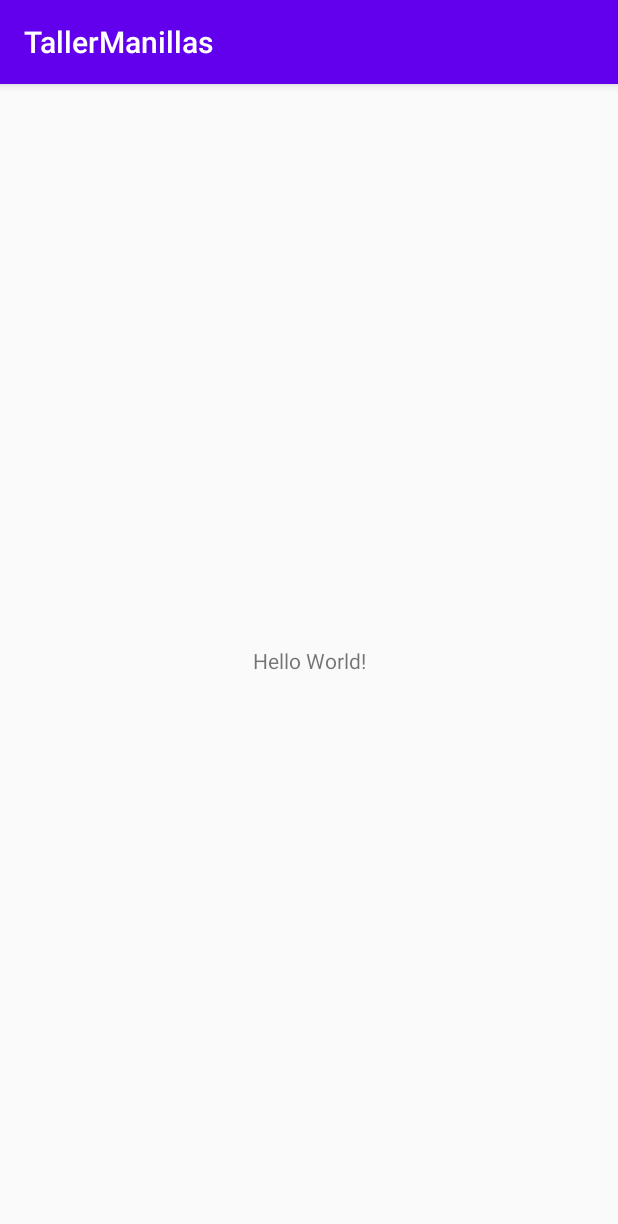
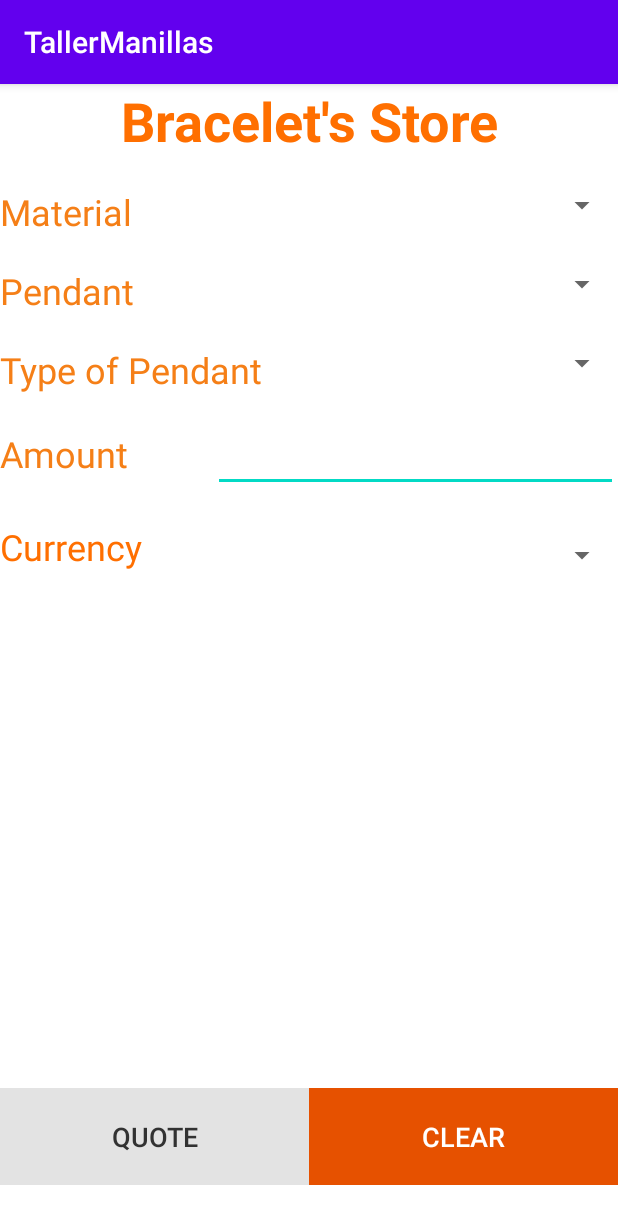
Before and after one commit to Jdrew92/TallerManillas, an Android app: the screen it shows after launch (MainActivity), on a phone screen of 412 x 824 dp. Shown: the top 1224 px of the screen. Run offline under Robolectric (Android 15) with nearby library versions, the phone set to English and light mode, and no system bars.

Commit message:
Interfaz Terminada y Bilingüe

```diff
--- a/app/build.gradle
+++ b/app/build.gradle
@@ -26,6 +26,7 @@ dependencies {
     implementation fileTree(dir: "libs", include: ["*.jar"])
     implementation 'androidx.appcompat:appcompat:1.2.0'
     implementation 'androidx.constraintlayout:constraintlayout:2.0.4'
+    implementation 'androidx.cardview:cardview:1.0.0'
     testImplementation 'junit:junit:4.12'
     androidTestImplementation 'androidx.test.ext:junit:1.1.2'
     androidTestImplementation 'androidx.test.espresso:espresso-core:3.3.0'
--- a/app/src/main/java/com/example/tallermanillas/MainActivity.java
+++ b/app/src/main/java/com/example/tallermanillas/MainActivity.java
@@ -3,6 +3,9 @@ package com.example.tallermanillas;
 import androidx.appcompat.app.AppCompatActivity;
 
 import android.os.Bundle;
+import android.widget.EditText;
+
+import java.util.ArrayList;
 
 public class MainActivity extends AppCompatActivity {
 
@@ -10,5 +13,6 @@ public class MainActivity extends AppCompatActivity {
     protected void onCreate(Bundle savedInstanceState) {
         super.onCreate(savedInstanceState);
         setContentView(R.layout.activity_main);
+
     }
 }
--- a/app/src/main/res/layout/activity_main.xml
+++ b/app/src/main/res/layout/activity_main.xml
@@ -1,18 +1,184 @@
 <?xml version="1.0" encoding="utf-8"?>
-<androidx.constraintlayout.widget.ConstraintLayout xmlns:android="http://schemas.android.com/apk/res/android"
+<LinearLayout xmlns:android="http://schemas.android.com/apk/res/android"
     xmlns:app="http://schemas.android.com/apk/res-auto"
     xmlns:tools="http://schemas.android.com/tools"
     android:layout_width="match_parent"
     android:layout_height="match_parent"
+    android:background="#FFFFFF"
+    android:orientation="vertical"
     tools:context=".MainActivity">
 
     <TextView
-        android:layout_width="wrap_content"
+        android:id="@+id/lblTitle"
+        android:layout_width="match_parent"
         android:layout_height="wrap_content"
-        android:text="Hello World!"
-        app:layout_constraintBottom_toBottomOf="parent"
-        app:layout_constraintLeft_toLeftOf="parent"
-        app:layout_constraintRight_toRightOf="parent"
-        app:layout_constraintTop_toTopOf="parent" />
+        android:text="@string/title"
+        android:textAlignment="center"
+        android:textColor="#FF6F00"
+        android:textSize="36sp"
+        android:textStyle="bold" />
 
-</androidx.constraintlayout.widget.ConstraintLayout>
+    <LinearLayout
+        android:layout_width="match_parent"
+        android:layout_height="wrap_content"
+        android:layout_marginTop="20sp"
+        android:orientation="horizontal">
+
+        <TextView
+            android:id="@+id/lblMaterial"
+            android:layout_width="wrap_content"
+            android:layout_height="wrap_content"
+            android:layout_weight="1"
+            android:text="@string/lbl_material"
+            android:textAlignment="textStart"
+            android:textColor="#F57F17"
+            android:textSize="24sp" />
+
+        <Spinner
+            android:id="@+id/cmbMaterial"
+            android:layout_width="wrap_content"
+            android:layout_height="wrap_content"
+            android:layout_weight="1" />
+    </LinearLayout>
+
+    <LinearLayout
+        android:layout_width="match_parent"
+        android:layout_height="wrap_content"
+        android:layout_marginTop="20sp"
+        android:orientation="horizontal">
+
+        <TextView
+            android:id="@+id/lblJewel"
+            android:layout_width="wrap_content"
+            android:layout_height="wrap_content"
+            android:layout_weight="1"
+            android:text="@string/lbl_pendant"
+            android:textAlignment="textStart"
+            android:textColor="#F57F17"
+            android:textSize="24sp" />
+
+        <Spinner
+            android:id="@+id/cmbJewel"
+            android:layout_width="wrap_content"
+            android:layout_height="wrap_content"
+            android:layout_weight="1" />
+    </LinearLayout>
+
+    <LinearLayout
+        android:layout_width="match_parent"
+        android:layout_height="wrap_content"
+        android:layout_marginTop="20sp"
+        android:orientation="horizontal">
+
+        <TextView
+            android:id="@+id/lblTypeP"
+            android:layout_width="wrap_content"
+            android:layout_height="wrap_content"
+            android:layout_weight="1"
+            android:text="@string/lbl_type_pendant"
+            android:textAlignment="textStart"
+            android:textColor="#F57F17"
+            android:textSize="24sp" />
+
+        <Spinner
+            android:id="@+id/cmbTypeP"
+            android:layout_width="wrap_content"
+            android:layout_height="wrap_content"
+            android:layout_weight="1" />
+
+    </LinearLayout>
+
+    <LinearLayout
+        android:layout_width="match_parent"
+        android:layout_height="wrap_content"
+        android:layout_marginTop="20sp"
+        android:orientation="horizontal">
+
+        <TextView
+            android:id="@+id/lblAmount"
+            android:layout_width="wrap_content"
+            android:layout_height="wrap_content"
+            android:layout_weight="1"
+            android:text="@string/lbl_amount"
+            android:textAlignment="textStart"
+            android:textColor="#F57F17"
+            android:textSize="24sp" />
+
+        <EditText
+            android:id="@+id/txtAmount"
+            android:layout_width="wrap_content"
+            android:layout_height="wrap_content"
+            android:layout_weight="1"
+            android:ems="10"
+            android:inputType="number" />
+
+    </LinearLayout>
+
+    <LinearLayout
+        android:layout_width="match_parent"
+        android:layout_height="wrap_content"
+        android:layout_marginTop="20sp"
+        android:orientation="horizontal">
+
+        <TextView
+            android:id="@+id/lblCurrency"
+            android:layout_width="wrap_content"
+            android:layout_height="wrap_content"
+            android:layout_weight="1"
+            android:text="@string/lbl_currency"
+            android:textColor="#FF6F00"
+            android:textSize="24sp" />
+
+        <Spinner
+            android:id="@+id/cmbCurrency"
+            android:layout_width="wrap_content"
+            android:layout_height="wrap_content"
+            android:layout_marginTop="10sp"
+            android:layout_weight="1" />
+    </LinearLayout>
+
+    <TextView
+        android:id="@+id/lblResult"
+        android:layout_width="match_parent"
+        android:layout_height="wrap_content"
+        android:layout_marginTop="137sp"
+        android:layout_marginBottom="137sp"
+        android:paddingTop="10sp"
+        android:paddingBottom="10sp"
+        android:textColor="#A34C32"
+        android:textSize="36sp"
+        android:textStyle="bold" />
+
+    <LinearLayout
+        style="@android:style/Widget.Material.ButtonBar"
+        android:layout_width="match_parent"
+        android:layout_height="wrap_content"
+        android:gravity="bottom"
+        android:orientation="horizontal">
+
+        <Button
+            android:id="@+id/btnQuote"
+            android:layout_width="match_parent"
+            android:layout_height="wrap_content"
+            android:layout_weight="1"
+            android:background="#E3E3E3"
+            android:paddingTop="20sp"
+            android:paddingBottom="20sp"
+            android:text="@string/btn_quote"
+            android:textColor="#323232"
+            android:textSize="18sp" />
+
+        <Button
+            android:id="@+id/btnClear"
+            android:layout_width="match_parent"
+            android:layout_height="wrap_content"
+            android:layout_weight="1"
+            android:background="#E65100"
+            android:paddingTop="20sp"
+            android:paddingBottom="20sp"
+            android:text="@string/btn_clear"
+            android:textColor="#FFFFFF"
+            android:textSize="18sp" />
+    </LinearLayout>
+
+</LinearLayout>
--- a/app/src/main/res/values/strings.xml
+++ b/app/src/main/res/values/strings.xml
@@ -1,3 +1,11 @@
 <resources>
     <string name="app_name">TallerManillas</string>
+    <string name="title">Bracelet\'s Store</string>
+    <string name="lbl_material">Material</string>
+    <string name="lbl_pendant">Pendant</string>
+    <string name="lbl_type_pendant">Type of Pendant</string>
+    <string name="lbl_amount">Amount</string>
+    <string name="btn_quote">Quote</string>
+    <string name="btn_clear">Clear</string>
+    <string name="lbl_currency">Currency</string>
 </resources>
```
Also changed, not shown: 1 other file.
